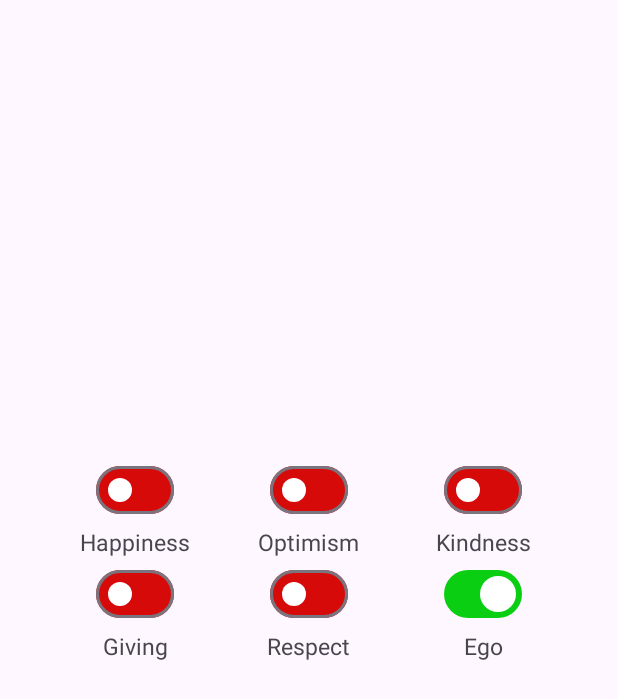
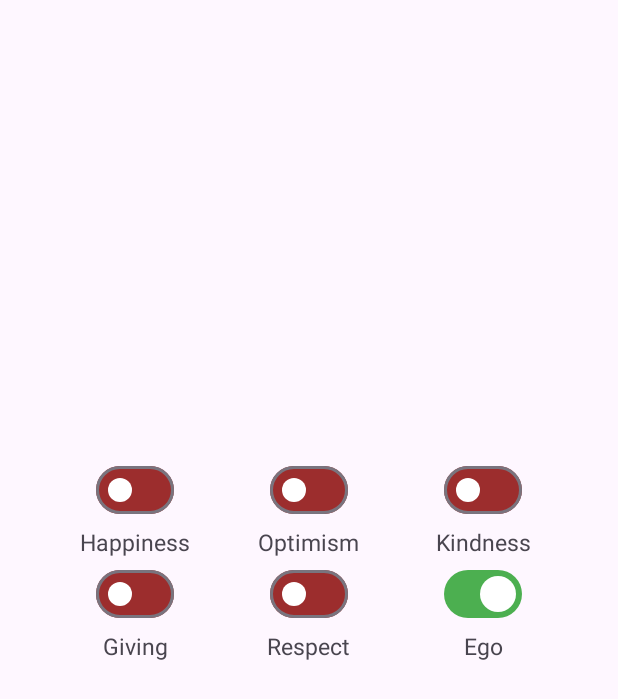
Before and after one commit to thwisse/DisableTheEgo, an Android app: the screen it shows after launch (MainActivity), on a phone screen of 412 x 824 dp. Shown: the top 699 px of the screen. Run offline under Robolectric (Android 15) with nearby library versions, the phone set to English and light mode, and no system bars.

Commit message:
titreme animasyonu eklendi, navigationbar'a makyaj yapildi

```diff
--- a/DisableTheEgo/app/src/main/java/io/github/thwisse/disabletheego/DashboardFragment.kt
+++ b/DisableTheEgo/app/src/main/java/io/github/thwisse/disabletheego/DashboardFragment.kt
@@ -6,6 +6,7 @@ import android.view.LayoutInflater
 import android.view.Menu
 import android.view.View
 import android.view.ViewGroup
+import android.view.animation.AnimationUtils
 import com.google.android.material.bottomnavigation.BottomNavigationView
 import com.google.android.material.materialswitch.MaterialSwitch
 import io.github.thwisse.disabletheego.databinding.FragmentDashboardBinding
@@ -172,6 +173,11 @@ class DashboardFragment : Fragment() {
             // Eğer Ego switch'i açıksa, diğer switch'leri açamayız.
             if (binding.swEgo.isChecked) {
                 switch.isChecked = false
+
+                if (isChecked) {
+                    binding.root.startAnimation(AnimationUtils.loadAnimation(context, R.anim.shake))
+                }
+
                 return@setOnCheckedChangeListener
             } else {
                 // BottomNavigationView görünür hale getirilir.
--- /dev/null
+++ b/DisableTheEgo/app/src/main/res/anim/shake.xml
@@ -0,0 +1,7 @@
+<?xml version="1.0" encoding="utf-8"?>
+<translate xmlns:android="http://schemas.android.com/apk/res/android"
+android:duration="50"
+android:fromXDelta="0%"
+android:toXDelta="10%"
+android:repeatCount="2"
+android:repeatMode="reverse"/>
--- /dev/null
+++ b/DisableTheEgo/app/src/main/res/drawable/gradient_nav_background.xml
@@ -0,0 +1,8 @@
+<?xml version="1.0" encoding="utf-8"?>
+<shape xmlns:android="http://schemas.android.com/apk/res/android">
+    <gradient
+        android:startColor="@color/switch_track_color_unchecked"
+        android:endColor="@color/switch_track_color_checked"
+        android:angle="45"/>
+    <corners android:radius="20dp"/>
+</shape>
--- a/DisableTheEgo/app/src/main/res/layout/activity_main.xml
+++ b/DisableTheEgo/app/src/main/res/layout/activity_main.xml
@@ -18,21 +18,21 @@
         app:layout_constraintStart_toStartOf="parent"
         app:layout_constraintTop_toTopOf="parent"
         app:navGraph="@navigation/nav_graph">
-
     </androidx.fragment.app.FragmentContainerView>
 
     <com.google.android.material.bottomnavigation.BottomNavigationView
         android:id="@+id/bottomNavigationView"
+        style="GradientBottomNavigationView"
         android:layout_width="match_parent"
         android:layout_height="wrap_content"
+        android:background="@drawable/gradient_nav_background"
+        android:visibility="invisible"
+        app:itemIconTint="@color/black"
+        app:itemTextColor="@color/white"
+        app:labelVisibilityMode="labeled"
         app:layout_constraintBottom_toBottomOf="parent"
         app:layout_constraintEnd_toEndOf="parent"
-        android:visibility="invisible"
         app:layout_constraintStart_toStartOf="parent"
-        app:menu="@menu/menu_bottom_nav"
-        app:labelVisibilityMode="labeled"
-        style="@style/CustomBottomNavigationView">
-    </com.google.android.material.bottomnavigation.BottomNavigationView>
-
+        app:menu="@menu/menu_bottom_nav"></com.google.android.material.bottomnavigation.BottomNavigationView>
 
 </androidx.constraintlayout.widget.ConstraintLayout>
--- a/DisableTheEgo/app/src/main/res/values/colors.xml
+++ b/DisableTheEgo/app/src/main/res/values/colors.xml
@@ -2,7 +2,7 @@
 <resources>
     <color name="black">#FF000000</color>
     <color name="white">#FFFFFFFF</color>
-    <color name="switch_track_color_checked">#0ACE12</color>
-    <color name="switch_track_color_unchecked">#D70A0A</color>
+    <color name="switch_track_color_checked">#4CAF50</color>
+    <color name="switch_track_color_unchecked">#F2972222</color>
     <color name="switch_thumb_color_white">#FFFFFFFF</color>
 </resources>
```
